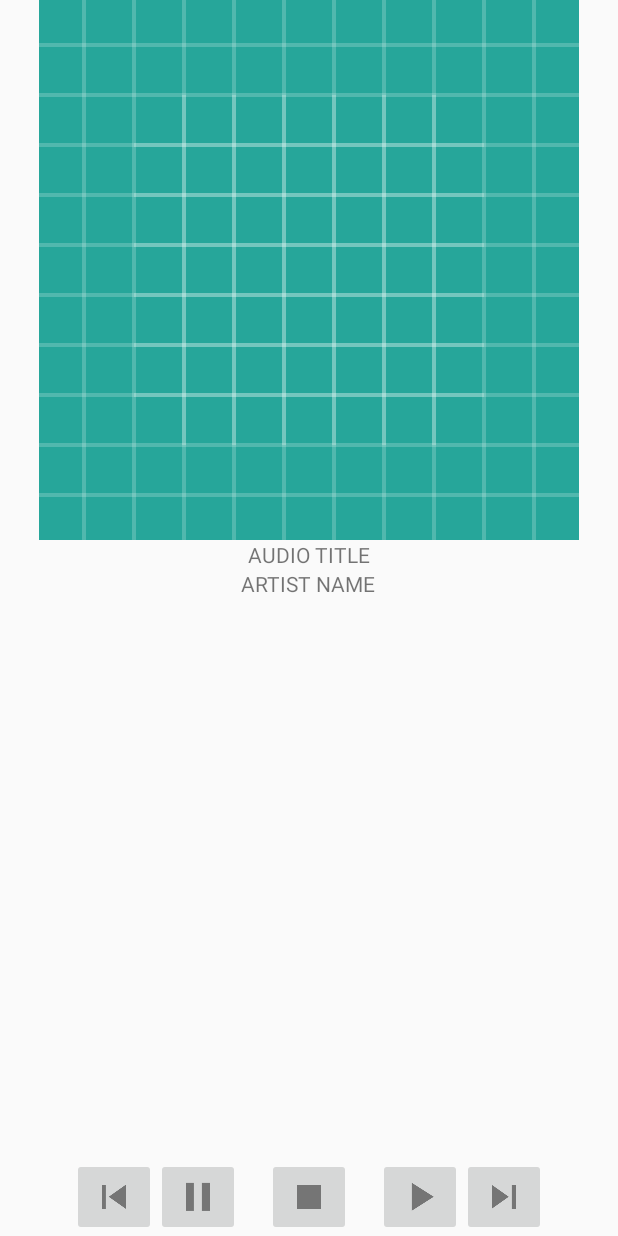
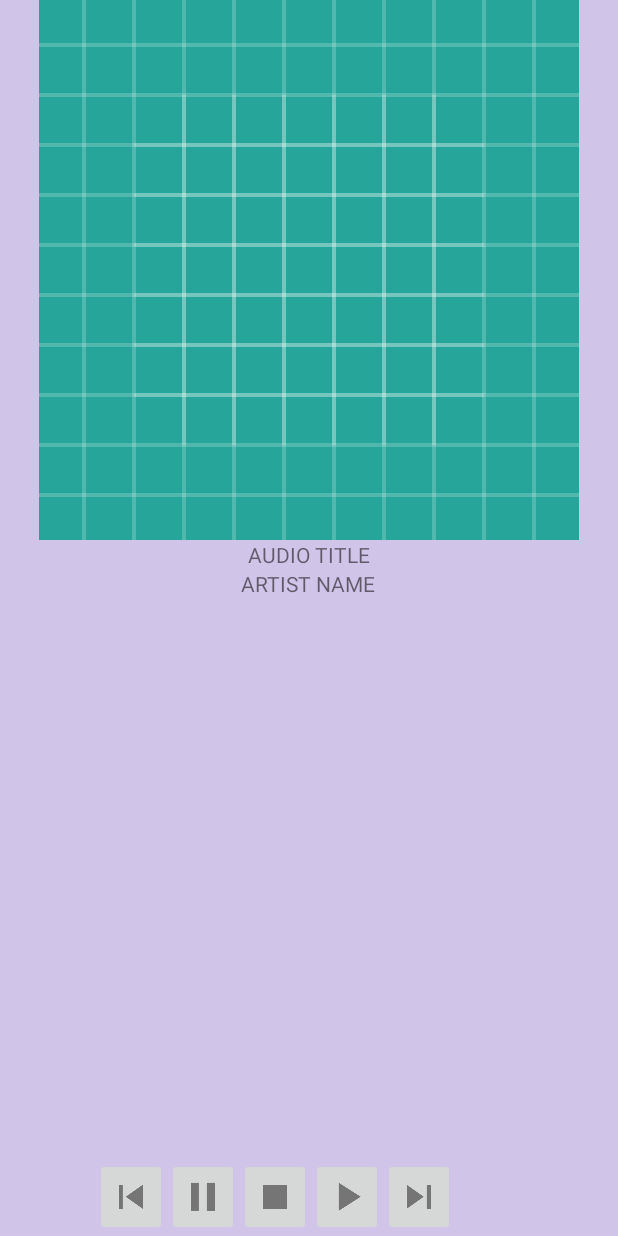
Before and after one commit to chrisabbod/Musical-Structure-App, an Android app: the layout activity_detail.xml on its own in the app's theme, with its tools: preview values and no code run, on a phone screen of 412 x 824 dp. Run offline under Robolectric (Android 15) with nearby library versions, the phone set to English and light mode, and no system bars.

Commit message:
<style:> Update App Theme Color

```diff
--- a/app/src/main/res/layout/activity_detail.xml
+++ b/app/src/main/res/layout/activity_detail.xml
@@ -4,7 +4,8 @@
     xmlns:tools="http://schemas.android.com/tools"
     android:layout_width="match_parent"
     android:layout_height="match_parent"
-    tools:context=".DetailActivity">
+    tools:context=".DetailActivity"
+    android:background="#D1C4E9">
 
     <ImageView
         tools:src="@drawable/ic_launcher_background"
@@ -32,16 +33,16 @@
 
     <ImageButton
         android:id="@+id/skip_previous_button"
-        android:layout_width="wrap_content"
+        android:layout_width="48dp"
         android:layout_height="wrap_content"
         android:layout_alignParentBottom="true"
         android:layout_alignParentStart="true"
-        android:layout_marginStart="48dp"
+        android:layout_marginStart="63dp"
         tools:src="@drawable/ic_skip_previous_button" />
 
     <ImageButton
         android:id="@+id/pause_button"
-        android:layout_width="wrap_content"
+        android:layout_width="48dp"
         android:layout_height="wrap_content"
         android:layout_alignParentBottom="true"
         android:layout_toEndOf="@+id/skip_previous_button"
@@ -49,26 +50,26 @@
 
     <ImageButton
         android:id="@+id/stop_button"
-        android:layout_width="wrap_content"
+        android:layout_width="48dp"
         android:layout_height="wrap_content"
         android:layout_alignParentBottom="true"
-        android:layout_centerHorizontal="true"
+        android:layout_toEndOf="@+id/pause_button"
         tools:src="@drawable/ic_stop_button" />
 
     <ImageButton
         android:id="@+id/play_button"
-        android:layout_width="wrap_content"
+        android:layout_width="48dp"
         android:layout_height="wrap_content"
         android:layout_alignParentBottom="true"
-        android:layout_toStartOf="@+id/skip_next_button"
+        android:layout_toEndOf="@+id/stop_button"
         tools:src="@drawable/ic_play_button" />
 
     <ImageButton
         android:id="@+id/skip_next_button"
-        android:layout_width="wrap_content"
+        android:layout_width="48dp"
         android:layout_height="wrap_content"
         android:layout_alignParentBottom="true"
-        android:layout_alignParentEnd="true"
+        android:layout_toEndOf="@id/play_button"
         android:layout_marginEnd="48dp"
         tools:src="@drawable/ic_skip_next_button" />
 </RelativeLayout>
--- a/app/src/main/res/layout/activity_main.xml
+++ b/app/src/main/res/layout/activity_main.xml
@@ -4,5 +4,5 @@
     android:orientation="vertical"
     android:layout_width="match_parent"
     android:layout_height="match_parent"
-    android:layout_margin="8dp">
+    android:padding="8dp">
 </ListView>
--- a/app/src/main/res/layout/list_item.xml
+++ b/app/src/main/res/layout/list_item.xml
@@ -10,15 +10,16 @@
         android:id="@+id/audio_title"
         android:layout_width="wrap_content"
         android:layout_height="wrap_content"
-        tools:text="Song Title"
+        android:layout_marginBottom="8dp"
         android:layout_marginTop="8dp"
-        android:layout_marginBottom="8dp"/>
+        android:textSize="18sp"
+        tools:text="Song Title" />
 
     <TextView
         android:id="@+id/artist_name"
         android:layout_width="wrap_content"
         android:layout_height="wrap_content"
-        tools:text="Artist Name"
-        android:layout_marginBottom="8dp"/>
+        android:layout_marginBottom="8dp"
+        tools:text="Artist Name" />
 
 </LinearLayout>
--- a/app/src/main/res/values/styles.xml
+++ b/app/src/main/res/values/styles.xml
@@ -3,9 +3,9 @@
     <!-- Base application theme. -->
     <style name="AppTheme" parent="Theme.AppCompat.Light.DarkActionBar">
         <!-- Customize your theme here. -->
-        <item name="colorPrimary">@color/colorPrimary</item>
-        <item name="colorPrimaryDark">@color/colorPrimaryDark</item>
-        <item name="colorAccent">@color/colorAccent</item>
+        <item name="colorPrimary">#7E57C2</item>
+        <item name="colorPrimaryDark">#673AB7</item>
+        <item name="colorAccent">#D1C4E9</item>
     </style>
 
 </resources>
```
